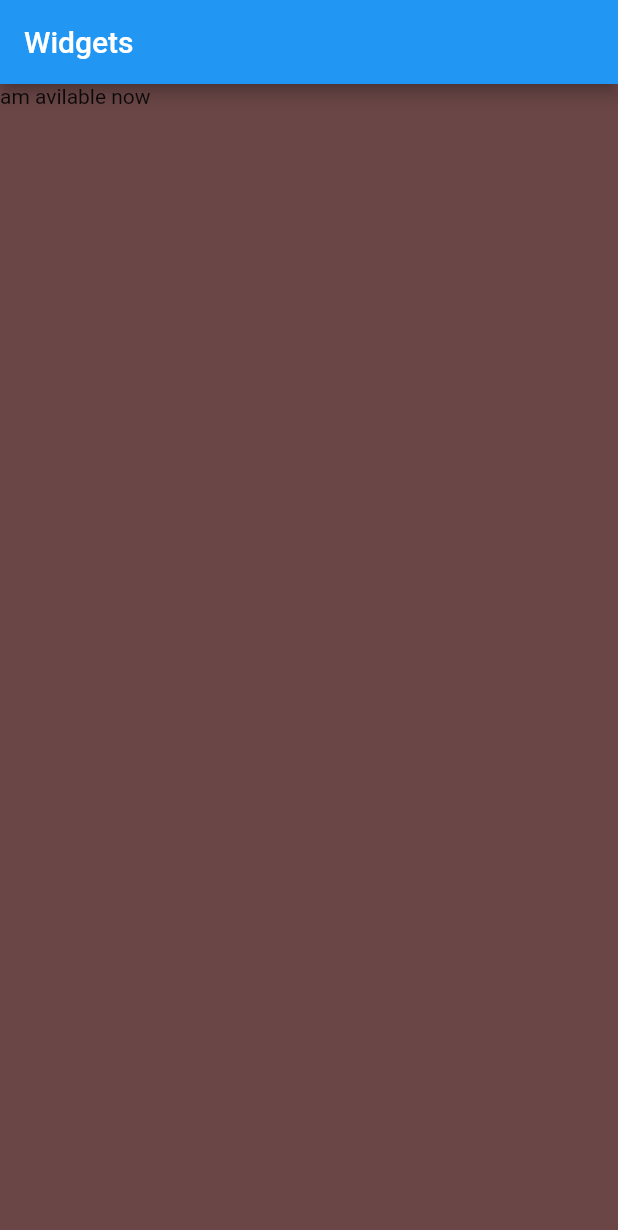
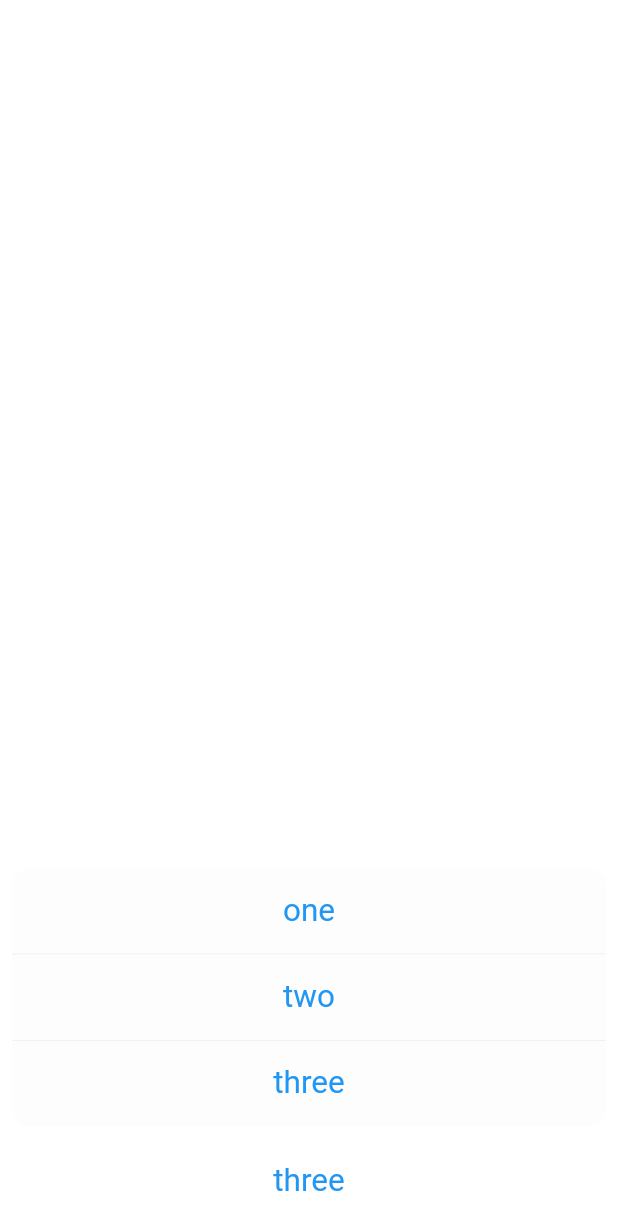
Before and after one commit to yordanos-fikadu/learn_flutter, a Flutter app: the screen it shows after launch, on a phone screen of 412 x 824 dp. Shown: the top 1230 px of the screen. Run offline on Flutter 3.47's test engine with Material 2 defaults, Android fonts, the phone set to English and light mode, and no system bars.

Commit message:
IosStyleWidget

```diff
--- /dev/null
+++ b/lib/ios_style_widget.dart
@@ -0,0 +1,28 @@
+import 'package:flutter/cupertino.dart';
+import 'package:flutter/material.dart';
+
+class IosStyleWidget extends StatefulWidget {
+  const IosStyleWidget({super.key});
+
+  @override
+  State<IosStyleWidget> createState() => _IosStyleWidgetState();
+}
+
+class _IosStyleWidgetState extends State<IosStyleWidget> {
+  @override
+  Widget build(BuildContext context) {
+    return _buildCupertino();
+  }
+
+  Widget _buildCupertino() {
+    return CupertinoActionSheet(
+      actions: [
+        CupertinoActionSheetAction(onPressed: () => null, child: Text('one')),
+        CupertinoActionSheetAction(onPressed: () => null, child: Text('two')),
+        CupertinoActionSheetAction(onPressed: () => null, child: Text('three')),
+      ],
+      cancelButton: CupertinoActionSheetAction(
+          onPressed: () => null, child: Text('three')),
+    );
+  }
+}
--- a/lib/main.dart
+++ b/lib/main.dart
@@ -1,7 +1,8 @@
 import 'package:flutter/material.dart';
 import 'package:flutter_ui/build_widget.dart';
+import 'package:flutter_ui/ios_style_widget.dart';
 import 'package:flutter_ui/my_app.dart';
 
 void main() {
-  runApp(MaterialApp(home: BuildWidgets()));
+  runApp(MaterialApp(home: IosStyleWidget()));
 }
```
Also changed, not shown: lib/build_widget.dart (+28 -2 lines).
